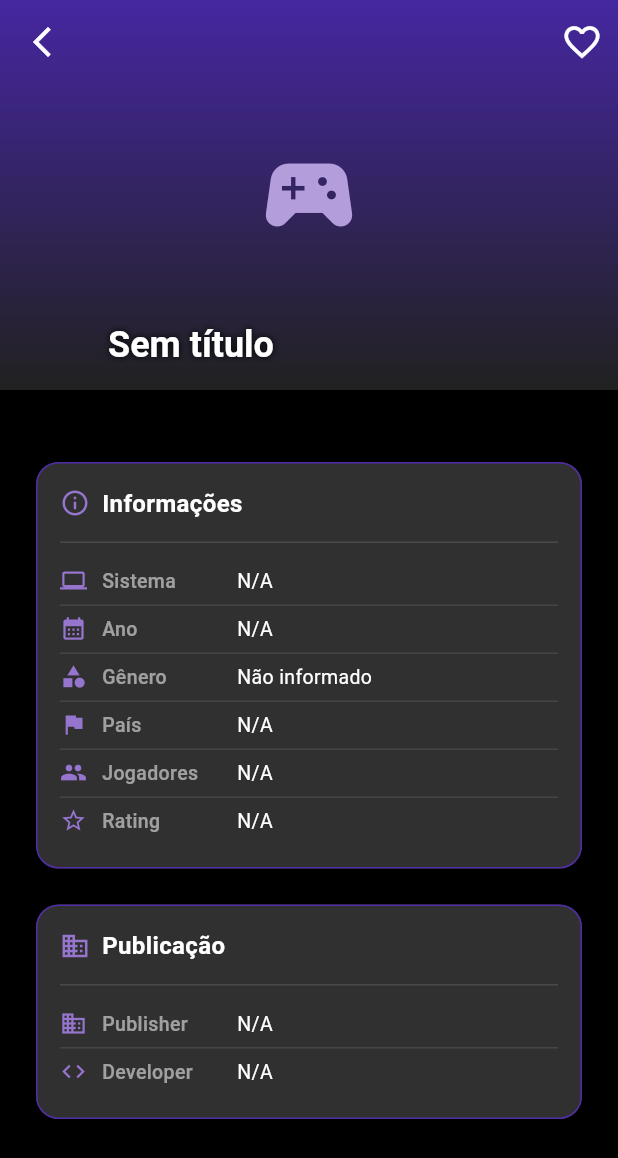
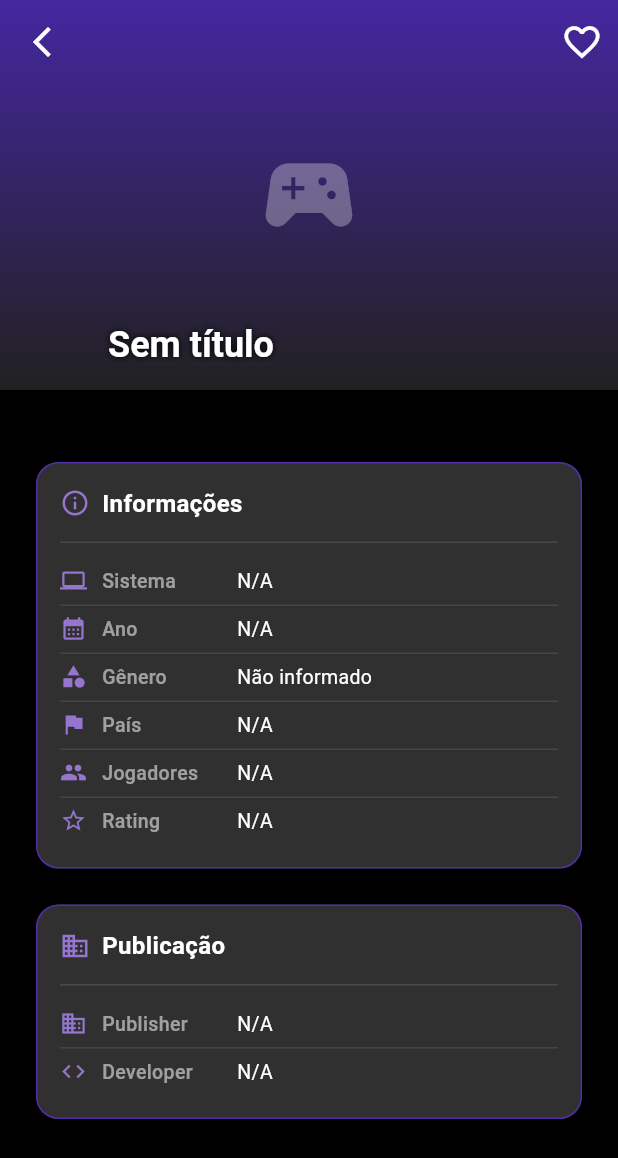
Before and after one commit to PHS-00/project-retro-games, a Flutter app: the GameDetailPage screen opened by its route, on a phone screen of 412 x 824 dp. Shown: the top 1158 px of the screen. Run offline on Flutter 3.47's test engine with Material 3 defaults, Android fonts, the phone set to English and light mode, and no system bars; our stand-ins replace get; network calls fail.

Commit message:
Versão Final

```diff
--- a/lib/main.dart
+++ b/lib/main.dart
@@ -4,7 +4,7 @@ import 'package:get/get.dart';
 import 'view/home_page.dart';
 import 'view/catalog_page.dart';
 import 'view/favorites_page.dart';
-import 'view/game_detail_page.dart'; // novo
+import 'view/game_detail_page.dart';
 import 'controllers/favorites_controller.dart';
 
 void main() {
@@ -39,7 +39,7 @@ class MyApp extends StatelessWidget {
         GetPage(name: '/', page: () => const HomePage()),
         GetPage(name: '/catalogo', page: () => const CatalogPage()),
         GetPage(name: '/favoritos', page: () => const FavoritesPage()),
-        GetPage(name: '/detalhe', page: () => const GameDetailPage()), // novo
+        GetPage(name: '/detalhe', page: () => const GameDetailPage()),
       ],
     );
   }
--- a/lib/view/favorites_page.dart
+++ b/lib/view/favorites_page.dart
@@ -1,6 +1,7 @@
 import 'package:flutter/material.dart';
 import 'package:get/get.dart';
 
+import '../data/data_api_RegVaultService.dart';
 import '../controllers/favorites_controller.dart';
 import '../widgets/app_navigation_bar.dart';
 import '../widgets/app_game_card.dart';
@@ -48,7 +49,10 @@ class FavoritesPage extends StatelessWidget {
                 ),
                 const SizedBox(height: 24),
                 ElevatedButton.icon(
-                  onPressed: () => Get.toNamed('/catalogo'),
+                  onPressed: () {
+                    Get.toNamed('/catalogo');
+                    regVaultService.carregarJogos();
+                  },
                   icon: const Icon(Icons.sports_esports),
                   label: const Text("Ir ao Catálogo"),
                   style: ElevatedButton.styleFrom(
--- a/lib/view/game_detail_page.dart
+++ b/lib/view/game_detail_page.dart
@@ -1,8 +1,8 @@
 import 'package:flutter/material.dart';
 import 'package:get/get.dart';
 import '../controllers/favorites_controller.dart';
-import '../data/data_api_RegVaultService.dart';
 
+/// Modelo isolado para tratamento seguro dos campos do mapa recebido.
 class GameModel {
   final String titulo;
   final String sistema;
@@ -13,6 +13,7 @@ class GameModel {
   final String players;
   final String rating;
   final String generos;
+  final String romHash;
   final bool temCapa;
   final bool temScreenshot;
   final bool temManual;
@@ -28,6 +29,7 @@ class GameModel {
     required this.players,
     required this.rating,
     required this.generos,
+    required this.romHash,
     required this.temCapa,
     required this.temScreenshot,
     required this.temManual,
@@ -52,6 +54,7 @@ class GameModel {
           map["players_max"]?.toString() ?? map["players"]?.toString() ?? "N/A",
       rating: map["rating"] ?? "N/A",
       generos: processarGeneros(map["genre"]),
+      romHash: map["rom_hash"]?.toString() ?? "",
       temCapa: map["has_box_front"] == 1 || map["has_box_front"] == true,
       temScreenshot:
           map["has_screenshot"] == 1 || map["has_screenshot"] == true,
@@ -64,127 +67,29 @@ class GameModel {
   }
 }
 
-class GameDetailPage extends StatefulWidget {
+/// Página de Detalhes do Jogo — 100% Stateless e simplificada.
+class GameDetailPage extends StatelessWidget {
   const GameDetailPage({super.key});
 
   @override
-  State<GameDetailPage> createState() => _GameDetailPageState();
-}
+  Widget build(BuildContext context) {
+    final FavoritesController favController = Get.find<FavoritesController>();
 
-class _GameDetailPageState extends State<GameDetailPage> {
-  final FavoritesController favController = Get.find<FavoritesController>();
+    // Captura dos argumentos repassados na rota de navegação do GetX
     final Map<String, dynamic> argumentos =
         (Get.arguments as Map<String, dynamic>?) ?? {};
+    final jogo = GameModel.fromMap(argumentos);
 
-  Map<String, dynamic>? _dadosCompletos;
-  bool _carregando = true;
-
-  @override
-  void initState() {
-    super.initState();
-    _carregarDetalhes();
-  }
-
-  Future<void> _carregarDetalhes() async {
-    final system = argumentos["system"]?.toString() ?? "";
-    final romHash = argumentos["rom_hash"]?.toString() ?? "";
-
-    if (system.isNotEmpty && romHash.isNotEmpty) {
-      final dados = await regVaultService.carregarDetalhesJogo(system, romHash);
-      setState(() {
-        _dadosCompletos = dados ?? argumentos;
-        _carregando = false;
-      });
-    } else {
-      setState(() {
-        _dadosCompletos = argumentos;
-        _carregando = false;
-      });
-    }
-  }
-
-  String? _coverUrl(Map<String, dynamic> dados) {
-    final assets = dados["assets"] as Map<String, dynamic>?;
-    final path = assets?["box_front"]?.toString();
-    if (path == null || path.isEmpty) return null;
-    return 'https://api.regvault.org$path';
-  }
-
-  List<String> _screenshotUrls(Map<String, dynamic> dados) {
-    final assets = dados["assets"] as Map<String, dynamic>?;
-    final screenshots = assets?["screenshots"] as List?;
-    if (screenshots == null) return [];
-    return screenshots
-        .map((s) => 'https://api.regvault.org${s.toString()}')
-        .toList();
-  }
-
-  Widget _buildBackground(Map<String, dynamic> dados) {
-    final coverUrl = _coverUrl(dados);
-
-    return Container(
-      decoration: BoxDecoration(
-        gradient: LinearGradient(
-          begin: Alignment.topCenter,
-          end: Alignment.bottomCenter,
-          colors: [Colors.deepPurple.shade800, Colors.grey.shade900],
-        ),
-      ),
-      child: coverUrl != null
-          ? Stack(
-              fit: StackFit.expand,
-              children: [
-                Image.network(
-                  coverUrl,
-                  fit: BoxFit.contain,
-                  errorBuilder: (_, __, ___) => Center(
-                    child: Icon(
-                      Icons.sports_esports,
-                      size: 72,
-                      color: Colors.deepPurple.shade200,
-                    ),
-                  ),
-                ),
-                Positioned.fill(
-                  child: DecoratedBox(
-                    decoration: BoxDecoration(
-                      gradient: LinearGradient(
-                        begin: Alignment.topCenter,
-                        end: Alignment.bottomCenter,
-                        colors: [
-                          Colors.transparent,
-                          Colors.black.withOpacity(0.75),
-                        ],
-                      ),
-                    ),
-                  ),
-                ),
-              ],
-            )
-          : Center(
-              child: Icon(
-                Icons.sports_esports,
-                size: 72,
-                color: Colors.deepPurple.shade200,
-              ),
-            ),
-    );
-  }
-
-  @override
-  Widget build(BuildContext context) {
-    if (_carregando) {
-      return const Scaffold(
-        body: Center(child: CircularProgressIndicator()),
-      );
-    }
-
-    final jogo = GameModel.fromMap(_dadosCompletos!);
-    final screenshots = _screenshotUrls(_dadosCompletos!);
+    // Links estáticos montados diretamente em conformidade com o seu padrão de pastas da API
+    final String coverUrl =
+        'https://api.regvault.org/assets/images/${jogo.sistema}/${jogo.romHash}/box_front.png';
+    final String screenshotUrl =
+        'https://api.regvault.org/assets/images/${jogo.sistema}/${jogo.romHash}/screenshot.png';
 
     return Scaffold(
       body: CustomScrollView(
         slivers: [
+          // AppBar superior com efeito de colapso integrada à imagem
           SliverAppBar(
             expandedHeight: 260,
             pinned: true,
@@ -200,36 +105,75 @@ class _GameDetailPageState extends State<GameDetailPage> {
                 maxLines: 2,
                 overflow: TextOverflow.ellipsis,
               ),
-              background: _buildBackground(_dadosCompletos!),
+              background: Container(
+                decoration: BoxDecoration(
+                  gradient: LinearGradient(
+                    begin: Alignment.topCenter,
+                    end: Alignment.bottomCenter,
+                    colors: [Colors.deepPurple.shade800, Colors.grey.shade900],
+                  ),
+                ),
+                child: (jogo.temCapa && jogo.romHash.isNotEmpty)
+                    ? Stack(
+                        fit: StackFit.expand,
+                        children: [
+                          Image.network(
+                            coverUrl,
+                            fit: BoxFit.cover, // Ajuste de exibição da imagem
+                            errorBuilder: (context, error, stackTrace) {
+                              return const Center(
+                                child: Icon(Icons.broken_image,
+                                    size: 72, color: Colors.white30),
+                              );
+                            },
+                          ),
+                          Positioned.fill(
+                            child: DecoratedBox(
+                              decoration: BoxDecoration(
+                                gradient: LinearGradient(
+                                  begin: Alignment.topCenter,
+                                  end: Alignment.bottomCenter,
+                                  colors: [
+                                    Colors.transparent,
+                                    Colors.black.withOpacity(0.75)
+                                  ],
+                                ),
+                              ),
+                            ),
+                          ),
+                        ],
+                      )
+                    : const Center(
+                        child: Icon(Icons.sports_esports,
+                            size: 72, color: Colors.white30)),
+              ),
             ),
             leading: IconButton(
               icon: const Icon(Icons.arrow_back_ios_new),
               onPressed: () => Get.back(),
             ),
             actions: [
+              // Observável do GetX gerenciando a cor do coração reativamente
               Obx(() {
                 final isFav = favController.isFavorito(argumentos);
                 return IconButton(
                   tooltip: isFav ? "Remover dos favoritos" : "Favoritar",
-                  icon: AnimatedSwitcher(
-                    duration: const Duration(milliseconds: 300),
-                    transitionBuilder: (child, animation) =>
-                        ScaleTransition(scale: animation, child: child),
-                    child: Icon(
+                  icon: Icon(
                     isFav ? Icons.favorite : Icons.favorite_border,
-                      key: ValueKey(isFav),
                     color: isFav ? Colors.red.shade400 : Colors.white,
                     size: 28,
-                    ),
                   ),
                   onPressed: () => favController.toggleFavorito(argumentos),
                 );
               }),
             ],
           ),
+
+          // Corpo principal de especificações
           SliverToBoxAdapter(
-            child: Padding(
-              padding: const EdgeInsets.all(20),
+            child: Container(
+              padding: const EdgeInsets.all(
+                  20), // Padding padronizado no Container estrutural
               child: Column(
                 crossAxisAlignment: CrossAxisAlignment.start,
                 children: [
@@ -310,8 +254,44 @@ class _GameDetailPageState extends State<GameDetailPage> {
                     ),
                   ),
                   const SizedBox(height: 16),
-                  if (screenshots.isNotEmpty)
-                    _ScreenshotSection(urls: screenshots),
+
+                  // Bloco simplificado com renderização direta da Screenshot
+                  if (jogo.temScreenshot && jogo.romHash.isNotEmpty)
+                    Column(
+                      crossAxisAlignment: CrossAxisAlignment.start,
+                      children: [
+                        Row(
+                          children: [
+                            Icon(Icons.screenshot_monitor,
+                                color: Colors.deepPurple.shade300, size: 20),
+                            const SizedBox(width: 8),
+                            const Text("Screenshots",
+                                style: TextStyle(
+                                    fontSize: 16,
+                                    fontWeight: FontWeight.bold,
+                                    color: Colors.white)),
+                          ],
+                        ),
+                        const SizedBox(height: 12),
+                        SizedBox(
+                          height: 160,
+                          child: ClipRRect(
+                            borderRadius: BorderRadius.circular(10),
+                            child: Image.network(
+                              screenshotUrl,
+                              height: 160,
+                              fit: BoxFit.cover, // Ajuste de tamanho solicitado
+                              errorBuilder: (context, error, stackTrace) {
+                                return const Center(
+                                  child: Icon(Icons.broken_image,
+                                      size: 50, color: Colors.grey),
+                                );
+                              },
+                            ),
+                          ),
+                        ),
+                      ],
+                    ),
                   const SizedBox(height: 80),
                 ],
               ),
@@ -323,69 +303,7 @@ class _GameDetailPageState extends State<GameDetailPage> {
   }
 }
 
-class _ScreenshotSection extends StatelessWidget {
-  final List<String> urls;
-
-  const _ScreenshotSection({required this.urls});
-
-  @override
-  Widget build(BuildContext context) {
-    return Column(
-      crossAxisAlignment: CrossAxisAlignment.start,
-      children: [
-        Row(
-          children: [
-            Icon(Icons.screenshot_monitor,
-                color: Colors.deepPurple.shade300, size: 20),
-            const SizedBox(width: 8),
-            const Text(
-              "Screenshots",
-              style: TextStyle(
-                  fontSize: 16,
-                  fontWeight: FontWeight.bold,
-                  color: Colors.white),
-            ),
-          ],
-        ),
-        const SizedBox(height: 12),
-        SizedBox(
-          height: 160,
-          child: ListView.separated(
-            scrollDirection: Axis.horizontal,
-            itemCount: urls.length,
-            separatorBuilder: (_, __) => const SizedBox(width: 10),
-            itemBuilder: (context, i) {
-              return ClipRRect(
-                borderRadius: BorderRadius.circular(10),
-                child: Image.network(
-                  urls[i],
-                  height: 160,
-                  fit: BoxFit.cover,
-                  errorBuilder: (_, __, ___) => const SizedBox.shrink(),
-                  loadingBuilder: (_, child, progress) {
-                    if (progress == null) return child;
-                    return Container(
-                      width: 220,
-                      height: 160,
-                      decoration: BoxDecoration(
-                        color: Colors.grey.shade800,
-                        borderRadius: BorderRadius.circular(10),
-                      ),
-                      child: const Center(
-                        child: CircularProgressIndicator(strokeWidth: 2),
-                      ),
-                    );
-                  },
-                ),
-              );
-            },
-          ),
-        ),
-      ],
-    );
-  }
-}
-
+// Sub-widgets auxiliares mantidos estritamente como Stateless internos
 class _MidiaChip extends StatelessWidget {
   final String label;
   final IconData icon;
@@ -402,7 +320,6 @@ class _MidiaChip extends StatelessWidget {
           style: const TextStyle(color: Colors.white70, fontSize: 12)),
       backgroundColor: color.withValues(alpha: 0.2),
       side: BorderSide(color: color.withValues(alpha: 0.5)),
-      padding: const EdgeInsets.symmetric(horizontal: 4),
     );
   }
 }
@@ -423,8 +340,8 @@ class _SectionCard extends StatelessWidget {
         borderRadius: BorderRadius.circular(15),
         side: BorderSide(color: Colors.deepPurple.shade700, width: 1),
       ),
-      child: Padding(
-        padding: const EdgeInsets.all(16),
+      child: Container(
+        padding: const EdgeInsets.all(16), // Padding unificado via Container
         child: Column(
           crossAxisAlignment: CrossAxisAlignment.start,
           children: [
@@ -432,13 +349,11 @@ class _SectionCard extends StatelessWidget {
               children: [
                 Icon(icon, color: Colors.deepPurple.shade300, size: 20),
                 const SizedBox(width: 8),
-                Text(
-                  titulo,
+                Text(titulo,
                     style: const TextStyle(
                         fontSize: 16,
                         fontWeight: FontWeight.bold,
-                      color: Colors.white),
-                ),
+                        color: Colors.white)),
               ],
             ),
             const SizedBox(height: 14),
@@ -468,8 +383,9 @@ class _InfoRow extends StatelessWidget {
   Widget build(BuildContext context) {
     return Column(
       children: [
-        Padding(
-          padding: const EdgeInsets.symmetric(vertical: 6),
+        Container(
+          padding: const EdgeInsets.symmetric(
+              vertical: 6), // Container controlando o espaçamento vertical
           child: Row(
             crossAxisAlignment: CrossAxisAlignment.start,
             children: [
--- a/lib/view/home_page.dart
+++ b/lib/view/home_page.dart
@@ -1,6 +1,7 @@
 import 'package:flutter/material.dart';
 import 'package:get/get.dart';
 
+import '../data/data_api_RegVaultService.dart';
 import '../widgets/app_navigation_bar.dart';
 import '../widgets/app_floating_button.dart';
 import '../widgets/app_footer.dart';
@@ -26,7 +27,9 @@ class HomePage extends StatelessWidget {
           AppFloatingButton(
             icon: Icons.favorite,
             label: 'Favoritos',
-            onPressed: () {},
+            onPressed: () {
+              Get.toNamed('/favoritos');
+            },
           ),
           const SizedBox(height: 10),
           AppFloatingButton(
@@ -34,6 +37,7 @@ class HomePage extends StatelessWidget {
             label: 'Catálogo',
             onPressed: () {
               Get.toNamed('/catalogo');
+              regVaultService.carregarJogos();
             },
           ),
         ],
--- a/lib/widgets/app_action_chip.dart
+++ b/lib/widgets/app_action_chip.dart
@@ -5,7 +5,6 @@ class AppActionChip extends StatelessWidget {
   final String label;
   final IconData icon;
   final String? url;
-  final VoidCallback? onTap;
   final Color? backgroundColor;
 
   const AppActionChip({
@@ -13,13 +12,10 @@ class AppActionChip extends StatelessWidget {
     required this.label,
     required this.icon,
     this.url,
-    this.onTap,
     this.backgroundColor,
   });
 
   Future<void> _handleTap() async {
-    onTap?.call();
-
     if (url == null || url!.isEmpty) return;
 
     await launchUrl(
@@ -48,7 +44,6 @@ class AppActionChip extends StatelessWidget {
           color: colors.onSurface,
         ),
       ),
-      pressElevation: 10,
       onPressed: _handleTap,
     );
   }
--- a/lib/widgets/app_floating_button.dart
+++ b/lib/widgets/app_floating_button.dart
@@ -23,7 +23,7 @@ class AppFloatingButton extends StatelessWidget {
       onExit: (_) => isHovering.value = false,
       child: Obx(
         () => FloatingActionButton.extended(
-          heroTag: label, // corrigido — usa o label como tag única
+          heroTag: label,
           onPressed: onPressed,
           backgroundColor: colors.primary,
           foregroundColor: colors.onSurface,
```
Also changed, not shown: lib/view/catalog_page.dart (+20 -38 lines), lib/widgets/app_game_card.dart (+34 -103 lines), pubspec.lock (deleted), 10 other files. Lines whose indentation alone changed are shown as unchanged.
